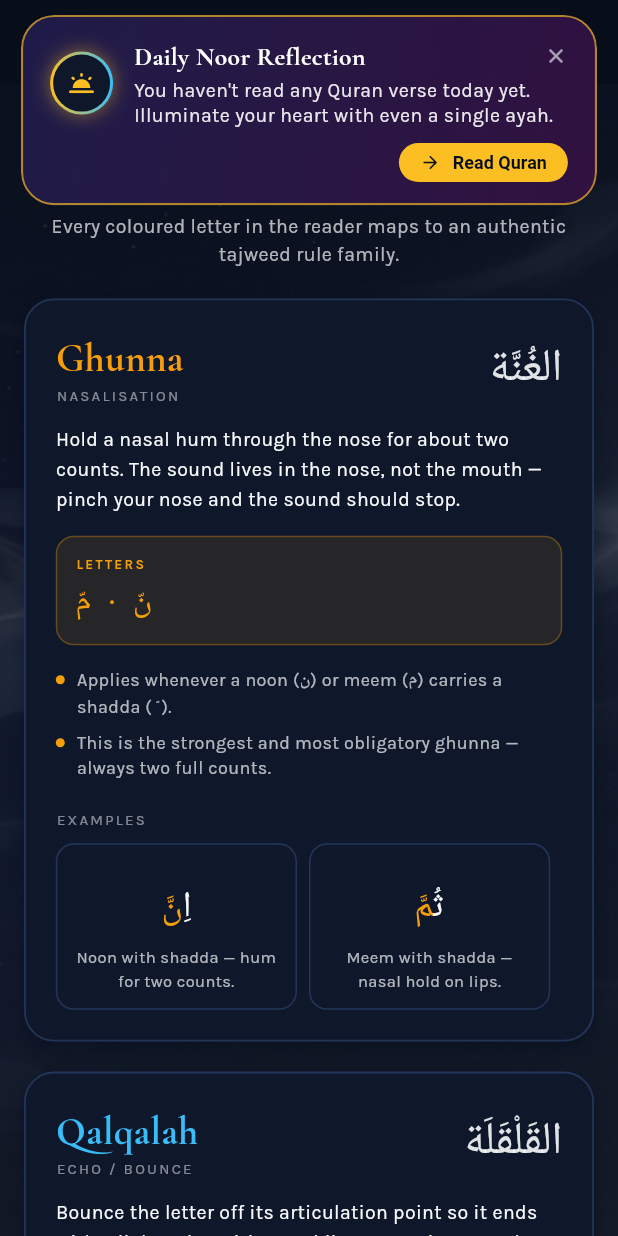
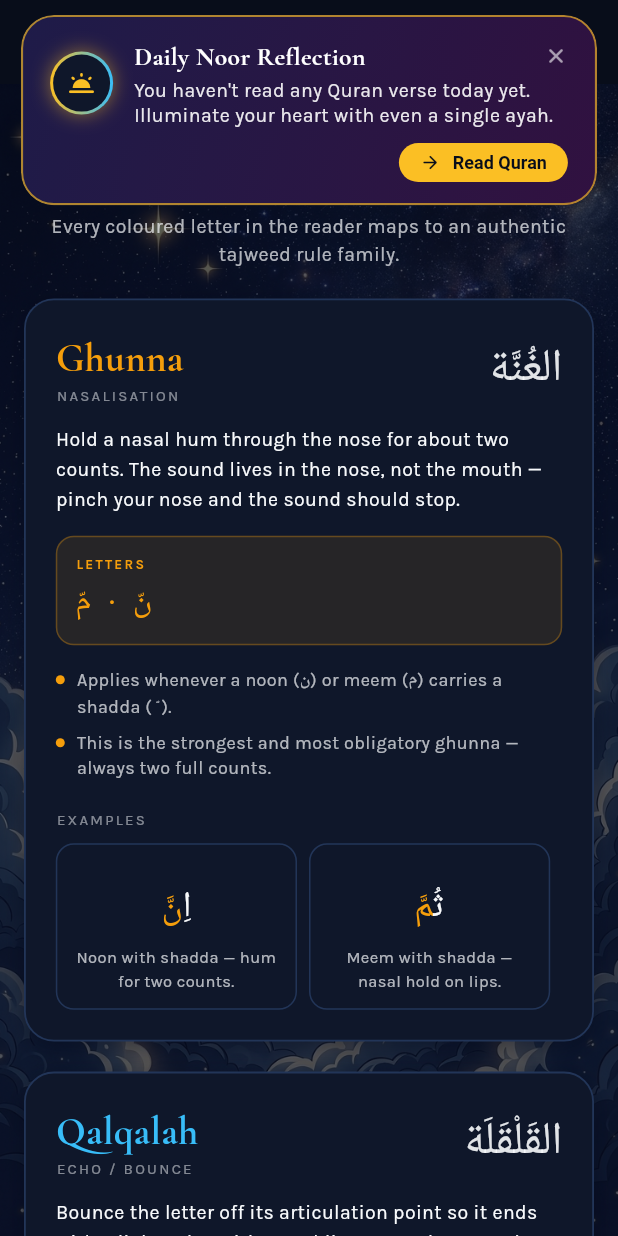
Before and after one commit to Levi9111/mobile-personal-quran, a Flutter app: the screen it shows after launch, tab 2 chosen, after a tap on "Tajweed guide", on a phone screen of 412 x 824 dp. Run offline on Flutter 3.47's test engine with Material 3 defaults, Android fonts, the phone set to English and light mode, and no system bars; our stand-ins replace audioplayers, google_fonts, shared_preferences; network calls fail.

Commit message:
style(ui): apply anime celestial background across main app screens

```diff
--- a/lib/screens/home_screen.dart
+++ b/lib/screens/home_screen.dart
@@ -329,12 +329,12 @@ class _HomeScreenState extends State<HomeScreen> with SingleTickerProviderStateM
       ),
       body: Stack(
         children: [
-          // Full-screen persistent celestial clouds & stars background
+          // Full-screen persistent anime celestial background
           Positioned.fill(
             child: Opacity(
-              opacity: isDark ? 0.28 : 0.14,
+              opacity: isDark ? 0.32 : 0.16,
               child: Image.asset(
-                'assets/images/celestial_clouds.jpg',
+                'assets/images/anime_celestial_bg.jpg',
                 fit: BoxFit.cover,
               ),
             ),
--- a/lib/screens/important_verses_screen.dart
+++ b/lib/screens/important_verses_screen.dart
@@ -195,9 +195,9 @@ class _ImportantVersesScreenState extends State<ImportantVersesScreen> {
         children: [
           Positioned.fill(
             child: Opacity(
-              opacity: theme.brightness == Brightness.dark ? 0.28 : 0.14,
+              opacity: theme.brightness == Brightness.dark ? 0.32 : 0.16,
               child: Image.asset(
-                'assets/images/celestial_clouds.jpg',
+                'assets/images/anime_celestial_bg.jpg',
                 fit: BoxFit.cover,
               ),
             ),
--- a/lib/screens/ramadan_counter_screen.dart
+++ b/lib/screens/ramadan_counter_screen.dart
@@ -73,12 +73,12 @@ class _RamadanCounterScreenState extends State<RamadanCounterScreen> {
       ),
       body: Stack(
         children: [
-          // Background celestial atmosphere image
+          // Background anime celestial atmosphere image
           Positioned.fill(
             child: Opacity(
               opacity: isDark ? 0.35 : 0.18,
               child: Image.asset(
-                'assets/images/celestial_clouds.jpg',
+                'assets/images/anime_celestial_bg.jpg',
                 fit: BoxFit.cover,
               ),
             ),
--- a/lib/screens/surah_screen.dart
+++ b/lib/screens/surah_screen.dart
@@ -150,9 +150,9 @@ class _SurahScreenState extends State<SurahScreen> {
         children: [
           Positioned.fill(
             child: Opacity(
-              opacity: isDark ? 0.28 : 0.14,
+              opacity: isDark ? 0.32 : 0.16,
               child: Image.asset(
-                'assets/images/celestial_clouds.jpg',
+                'assets/images/anime_celestial_bg.jpg',
                 fit: BoxFit.cover,
               ),
             ),
--- a/lib/screens/tajweed_guide_screen.dart
+++ b/lib/screens/tajweed_guide_screen.dart
@@ -107,9 +107,9 @@ class TajweedGuideScreen extends StatelessWidget {
         children: [
           Positioned.fill(
             child: Opacity(
-              opacity: isDark ? 0.28 : 0.14,
+              opacity: isDark ? 0.32 : 0.16,
               child: Image.asset(
-                'assets/images/celestial_clouds.jpg',
+                'assets/images/anime_celestial_bg.jpg',
                 fit: BoxFit.cover,
               ),
             ),
```
